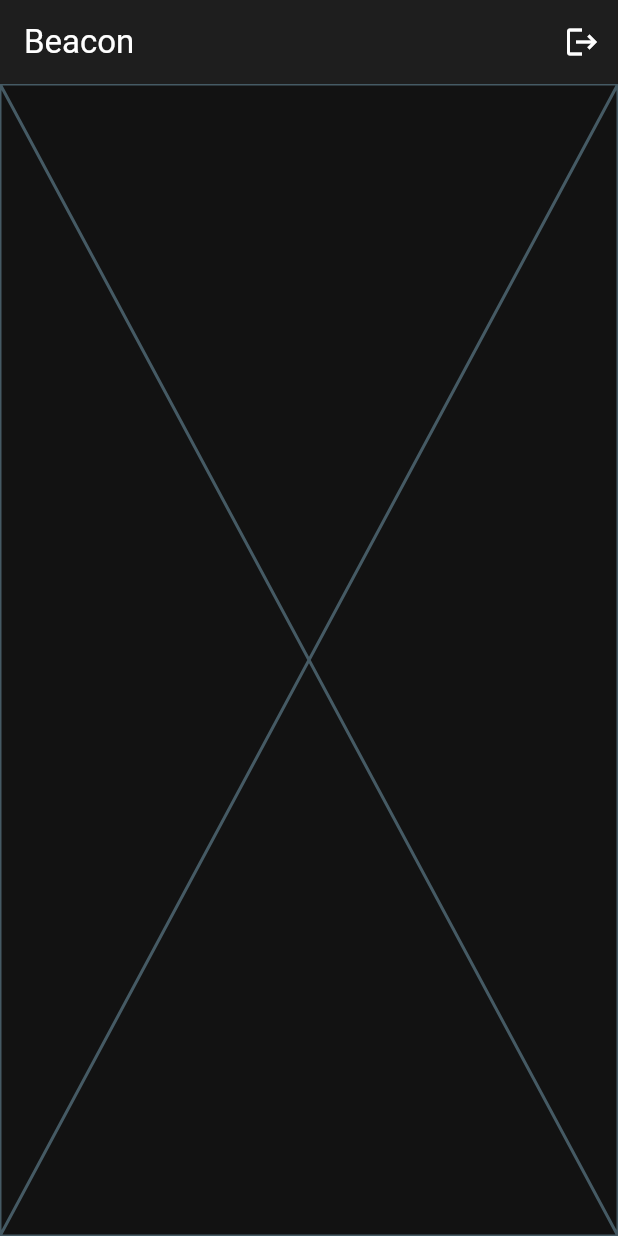
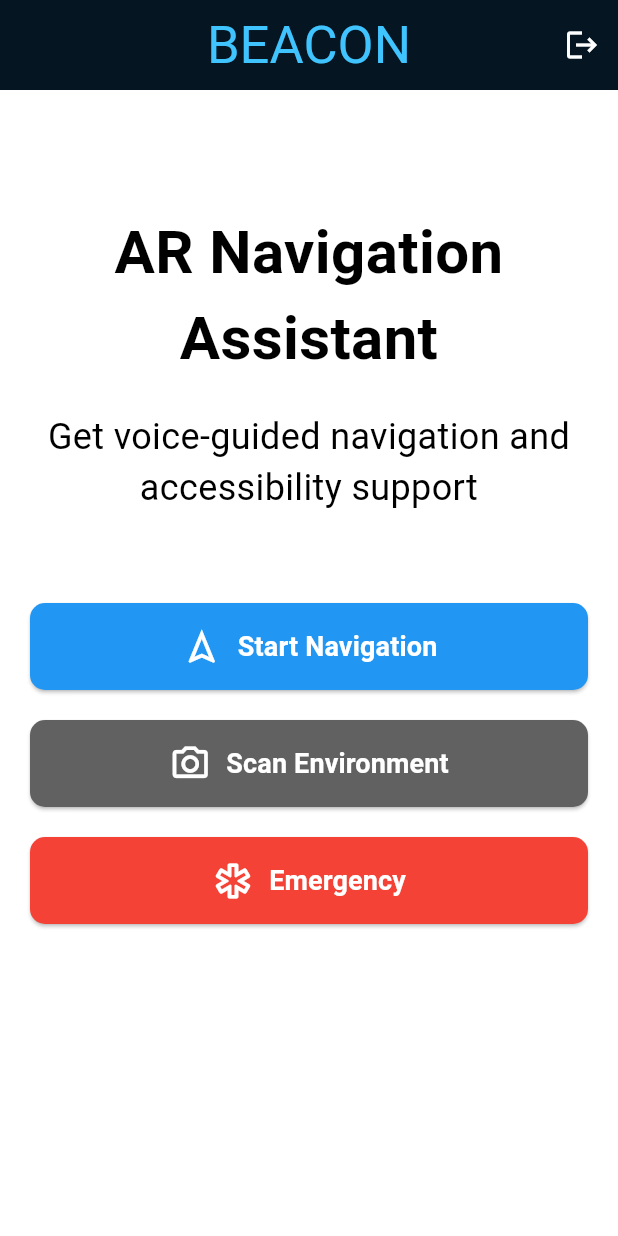
Before and after one commit to Shanu-Kumawat/Beacon, a Flutter app: the screen it shows once a user with an empty profile is signed in, on a phone screen of 412 x 824 dp. Run offline on Flutter 3.47's test engine with Material 3 defaults, Android fonts, the phone set to English and light mode, and no system bars; our stand-ins replace cloud_firestore, firebase_auth, firebase_core, firebase_storage, flutter_riverpod, google_sign_in; accounts and stored records are empty.

Commit message:
added the home page

```diff
--- a/lib/features/home/screens/home_screen.dart
+++ b/lib/features/home/screens/home_screen.dart
@@ -12,16 +12,170 @@ class HomeScreen extends ConsumerWidget {
   @override
   Widget build(BuildContext context, WidgetRef ref) {
     return Scaffold(
+      backgroundColor: Colors.white,
       appBar: AppBar(
-        title: const Text('Beacon'), // The title in the AppBar
-        actions: <Widget>[
+        toolbarHeight: 60,
+        title: Text(
+          "BEACON",
+          style: TextStyle(
+            color: Colors.lightBlueAccent[200],
+            fontSize: 35,
+          ),
+        ),
+        backgroundColor: Colors.black,
+        elevation: 20,
+        centerTitle: true,
+        actions:<Widget> [
           IconButton(
-            icon: const Icon(Icons.logout), // Logout icon
-            onPressed: () => logOut(ref),
-          ),
+              icon: const Icon(Icons.logout), // Logout icon
+              onPressed: () => logOut(ref),
+             ),
         ],
       ),
-      body: const Placeholder(),
+        body: Padding(
+          padding: const EdgeInsets.symmetric(horizontal: 20),
+          child: Column(
+            children: [
+              const SizedBox(height: 80),
+              const Text(
+                "AR Navigation Assistant",
+                style: TextStyle(
+                  color: Colors.black,
+                  fontWeight: FontWeight.bold,
+                  fontSize: 40.0,
+                ),
+                textAlign: TextAlign.center,
+              ),
+              const SizedBox(height: 20),
+              const Text(
+                "Get voice-guided navigation and accessibility support",
+                style: TextStyle(
+                  color: Colors.black,
+                  fontSize: 24.0,
+                ),
+                textAlign: TextAlign.center,
+              ),
+              const SizedBox(height: 60),
+              Row(
+                mainAxisAlignment: MainAxisAlignment.spaceEvenly,
+                children: [
+                  Expanded(
+                    child: ElevatedButton(
+                      onPressed: () {
+                        // Navigation logic
+                      },
+                      style: ElevatedButton.styleFrom(
+                        backgroundColor: Colors.blue,
+                        padding: const EdgeInsets.symmetric(vertical: 15),
+                        shape: RoundedRectangleBorder(
+                          borderRadius: BorderRadius.circular(10),
+                        ),
+                      ),
+                      child: const Row(
+                        mainAxisAlignment: MainAxisAlignment.center,
+                        children: [
+                          Icon(
+                            Icons.navigation_outlined,
+                            color: Colors.white,
+                            size: 28,
+                          ),
+                          SizedBox(width: 10),
+                          Text(
+                            "Start Navigation",
+                            style: TextStyle(
+                              color: Colors.white,
+                              fontSize: 18,
+                              fontWeight: FontWeight.bold,
+                            ),
+                          ),
+                        ],
+                      ),
+                    ),
+                  ),
+                ],
+              ),
+              const SizedBox(height: 20),
+              Row(
+                mainAxisAlignment: MainAxisAlignment.spaceEvenly,
+                children: [
+                  Expanded(
+                    child: ElevatedButton(
+                      onPressed: () {
+                        // Scan environment logic
+                      },
+                      style: ElevatedButton.styleFrom(
+                        backgroundColor: Colors.grey[700],
+                        padding: const EdgeInsets.symmetric(vertical: 15),
+                        shape: RoundedRectangleBorder(
+                          borderRadius: BorderRadius.circular(10),
+                        ),
+                      ),
+                      child: const Row(
+                        mainAxisAlignment: MainAxisAlignment.center,
+                        children: [
+                          Icon(
+                            Icons.camera_alt_outlined,
+                            color: Colors.white,
+                            size: 28,
+                          ),
+                          SizedBox(width: 10),
+                          Text(
+                            "Scan Environment",
+                            style: TextStyle(
+                              color: Colors.white,
+                              fontSize: 18,
+                              fontWeight: FontWeight.bold,
+                            ),
+                          ),
+                        ],
+                      ),
+                    ),
+                  ),
+                ],
+              ),
+              const SizedBox(height: 20),
+              Row(
+                mainAxisAlignment: MainAxisAlignment.spaceEvenly,
+                children: [
+                  Expanded(
+                    child: ElevatedButton(
+                      onPressed: () {
+                        // Emergency logic
+                      },
+                      style: ElevatedButton.styleFrom(
+                        backgroundColor: Colors.red,
+                        padding: const EdgeInsets.symmetric(vertical: 15),
+                        shape: RoundedRectangleBorder(
+                          borderRadius: BorderRadius.circular(10),
+                        ),
+                      ),
+                      child: const Row(
+                        mainAxisAlignment: MainAxisAlignment.center,
+                        children: [
+                          Icon(
+                            Icons.emergency_outlined,
+                            color: Colors.white,
+                            size: 28,
+                          ),
+                          SizedBox(width: 10),
+                          Text(
+                            "Emergency",
+                            style: TextStyle(
+                              color: Colors.white,
+                              fontSize: 18,
+                              fontWeight: FontWeight.bold,
+                            ),
+                          ),
+                        ],
+                      ),
+                    ),
+                  ),
+                ],
+              ),
+              const Spacer(),
+            ],
+          ),
+        )
     );
   }
 }
```
